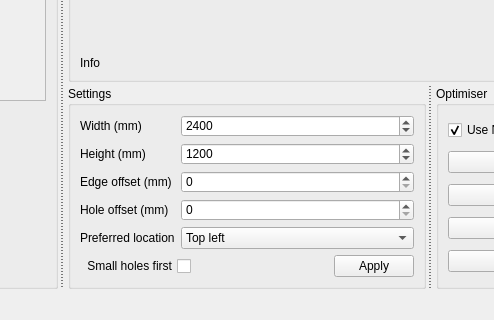
The window that gui/WasteOptimiserGUI.ui (Papooch/WasteOptimiser) describes before a commit, drawn with Qt 5; both pictures show x 125 to 619 and y 297 to 617 of the 879 by 617 pixel window.
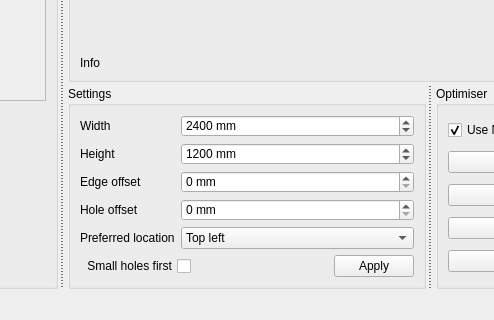
The same window after the commit.

What changed in the file:
```diff
--- a/gui/WasteOptimiserGUI.ui
+++ b/gui/WasteOptimiserGUI.ui
@@ -287,12 +287,15 @@
             <item row="0" column="0">
              <widget class="QLabel" name="widthLabel">
               <property name="text">
-               <string>Width (mm)</string>
+               <string>Width</string>
               </property>
              </widget>
             </item>
             <item row="0" column="1">
              <widget class="QSpinBox" name="sb_settings_width">
+              <property name="suffix">
+               <string> mm</string>
+              </property>
               <property name="minimum">
                <number>20</number>
               </property>
@@ -307,12 +310,15 @@
             <item row="1" column="0">
              <widget class="QLabel" name="heightLabel">
               <property name="text">
-               <string>Height (mm)</string>
+               <string>Height</string>
               </property>
              </widget>
             </item>
             <item row="1" column="1">
              <widget class="QSpinBox" name="sb_settings_height">
+              <property name="suffix">
+               <string> mm</string>
+              </property>
               <property name="minimum">
                <number>20</number>
               </property>
@@ -327,12 +333,15 @@
             <item row="2" column="0">
              <widget class="QLabel" name="borderOffsetLabel">
               <property name="text">
-               <string>Edge offset (mm)</string>
+               <string>Edge offset</string>
               </property>
              </widget>
             </item>
             <item row="2" column="1">
              <widget class="QSpinBox" name="sb_settings_edge_offset">
+              <property name="suffix">
+               <string> mm</string>
+              </property>
               <property name="maximum">
                <number>999</number>
               </property>
@@ -341,12 +350,15 @@
             <item row="3" column="0">
              <widget class="QLabel" name="holeOffsetMmLabel">
               <property name="text">
-               <string>Hole offset (mm)</string>
+               <string>Hole offset</string>
               </property>
              </widget>
             </item>
             <item row="3" column="1">
              <widget class="QSpinBox" name="sb_settings_hole_offset">
+              <property name="suffix">
+               <string> mm</string>
+              </property>
               <property name="maximum">
                <number>999</number>
               </property>
```
